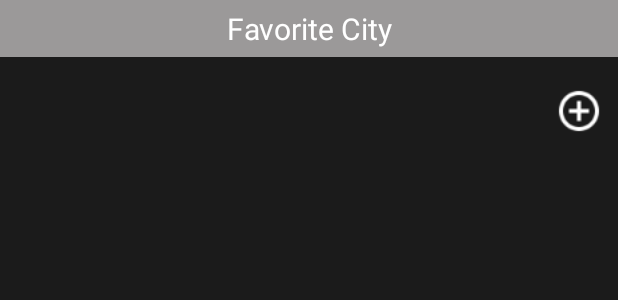
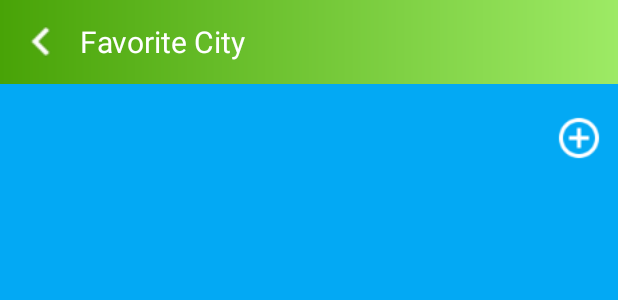
Before and after one commit to tungphan311/WeatherForecast, an Android app: the layout activity_choose_city.xml on its own in the app's theme, with its tools: preview values and no code run, on a phone screen of 412 x 824 dp. Shown: the top 300 px of the screen. Run offline under Robolectric (Android 15) with nearby library versions, the phone set to English and light mode, and no system bars; network calls fail.

Commit message:
redesign ChooseCity activity

```diff
--- a/app/src/main/java/com/example/weatherforecast/Activity/ChooseCity.java
+++ b/app/src/main/java/com/example/weatherforecast/Activity/ChooseCity.java
@@ -23,6 +23,7 @@ public class ChooseCity extends Activity {
     ArrayList<City> listCity;
     CityApdapter adapter;
     ListView listView;
+    ImageView imgBack;
 
     public SharedPreferences preferences;
 
@@ -70,6 +71,7 @@ public class ChooseCity extends Activity {
         adapter = new CityApdapter(getApplicationContext(), listCity);
         listView = findViewById(R.id.listview_city);
         listView.setAdapter(adapter);
+        imgBack = findViewById(R.id.btn_thoat);
     }
 
     private void eventHandler() {
@@ -87,6 +89,13 @@ public class ChooseCity extends Activity {
                 Intent intent = new Intent(getApplicationContext(), MainActivity.class);
                 intent.putExtra("id", listCity.get(position).ID);
                 startActivity(intent);
+            }
+        });
+
+        imgBack.setOnClickListener(new View.OnClickListener() {
+            @Override
+            public void onClick(View v) {
+                finish();
             }
         });
     }
--- /dev/null
+++ b/app/src/main/res/drawable/background_toolbar.xml
@@ -0,0 +1,4 @@
+<?xml version="1.0" encoding="utf-8"?>
+<shape xmlns:android="http://schemas.android.com/apk/res/android">
+    <gradient android:startColor="@color/color_toolbar_background" android:endColor="@color/color_toolbar_background_end"/>
+</shape>
--- a/app/src/main/res/layout/activity_choose_city.xml
+++ b/app/src/main/res/layout/activity_choose_city.xml
@@ -4,17 +4,31 @@
     android:orientation="vertical"
     android:layout_width="match_parent"
     android:layout_height="match_parent"
-    android:background="#1b1b1b">
+    android:background="@color/primary_light_blue">
+
+    <LinearLayout
+        android:layout_width="match_parent"
+        android:layout_height="?attr/actionBarSize"
+        android:background="@drawable/background_toolbar">
+
+        <ImageView
+            android:id="@+id/btn_thoat"
+            android:layout_width="38dp"
+            android:layout_height="38dp"
+            android:layout_gravity="center_vertical"
+            android:layout_marginLeft="10dp"
+            android:src="@drawable/icons8_back_48" />
 
         <TextView
             android:layout_width="match_parent"
             android:layout_height="wrap_content"
             android:text="Favorite City"
-        android:background="#9b9999"
             android:padding="5dp"
-        android:gravity="center"
+            android:layout_gravity="center_vertical"
             android:textColor="#fff"
             android:textSize="20sp"/>
+    </LinearLayout>
+
 
     <ListView
         android:layout_marginTop="10dp"
--- a/app/src/main/res/values/colors.xml
+++ b/app/src/main/res/values/colors.xml
@@ -58,4 +58,7 @@
     <color name="primary_orange">#ff9800</color>
     <color name="primary_red">#e51c23</color>
     <color name="primary_gray">#737373</color>
+
+    <color name="color_toolbar_background">#48A307</color>
+    <color name="color_toolbar_background_end">#9DEA65</color>
 </resources>
```
Also changed, not shown: app/src/main/res/drawable-hdpi/icons8_back_48.png (added). Lines whose indentation alone changed are shown as unchanged.
